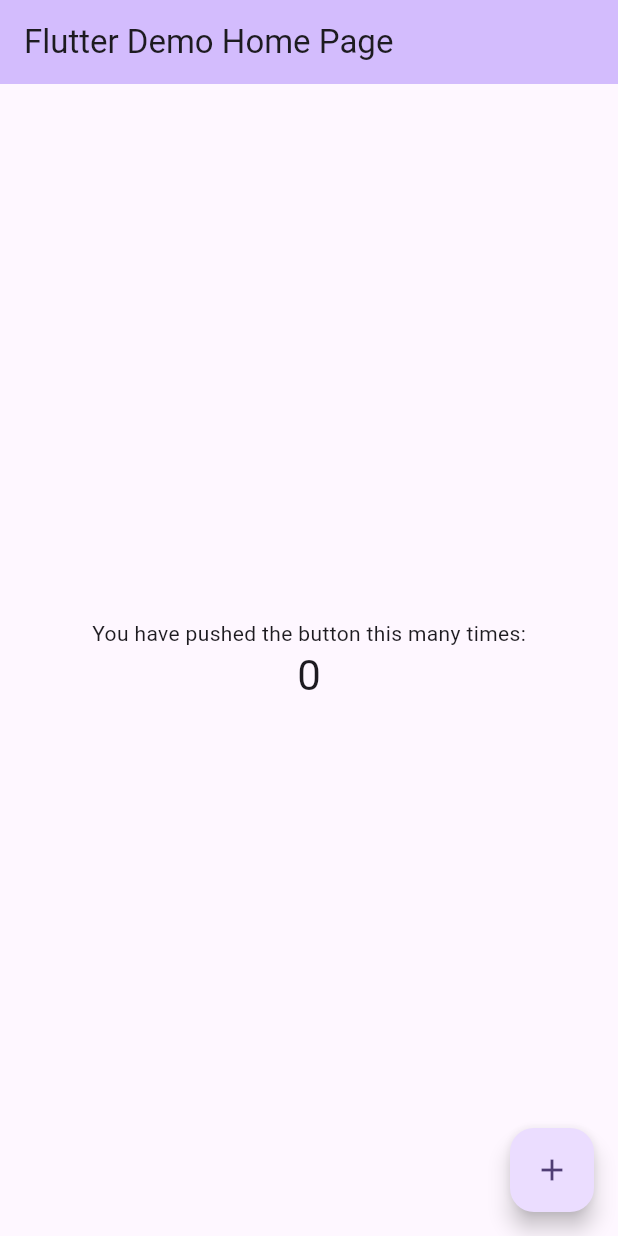
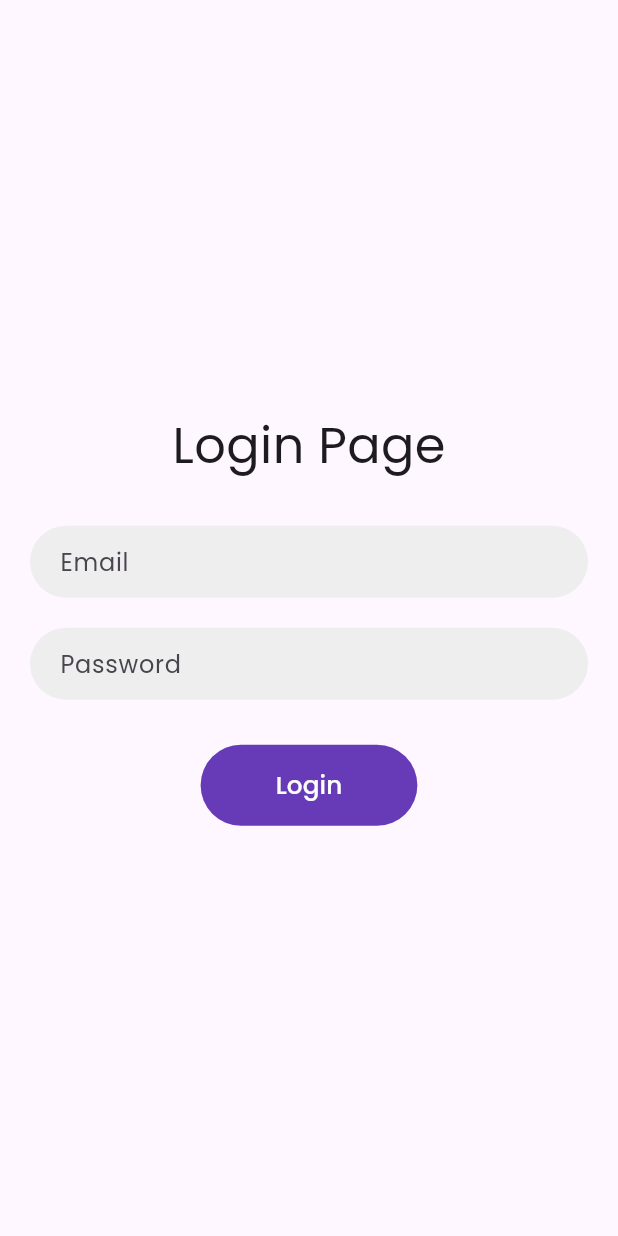
Before and after one commit to Harun1804/forum-api-flutter, a Flutter app: the screen it shows after launch, on a phone screen of 412 x 824 dp. Run offline on Flutter 3.47's test engine with Material 3 defaults, Android fonts, the phone set to English and light mode, and no system bars; our stand-ins replace google_fonts.

Commit message:
Add login page

```diff
--- a/lib/main.dart
+++ b/lib/main.dart
@@ -1,4 +1,5 @@
 import 'package:flutter/material.dart';
+import 'package:forum_app/views/login_page.dart';
 
 void main() {
   runApp(const MyApp());
@@ -11,7 +12,8 @@
   @override
   Widget build(BuildContext context) {
     return MaterialApp(
-      title: 'Flutter Demo',
+      debugShowCheckedModeBanner: false,
+      title: 'Forum App',
       theme: ThemeData(
         // This is the theme of your application.
         //
@@ -31,95 +33,7 @@
         colorScheme: ColorScheme.fromSeed(seedColor: Colors.deepPurple),
         useMaterial3: true,
       ),
-      home: const MyHomePage(title: 'Flutter Demo Home Page'),
+      home: const LoginPage(),
     );
   }
 }
-
-class MyHomePage extends StatefulWidget {
-  const MyHomePage({super.key, required this.title});
-
-  // This widget is the home page of your application. It is stateful, meaning
-  // that it has a State object (defined below) that contains fields that affect
-  // how it looks.
-
-  // This class is the configuration for the state. It holds the values (in this
-  // case the title) provided by the parent (in this case the App widget) and
-  // used by the build method of the State. Fields in a Widget subclass are
-  // always marked "final".
-
-  final String title;
-
-  @override
-  State<MyHomePage> createState() => _MyHomePageState();
-}
-
-class _MyHomePageState extends State<MyHomePage> {
-  int _counter = 0;
-
-  void _incrementCounter() {
-    setState(() {
-      // This call to setState tells the Flutter framework that something has
-      // changed in this State, which causes it to rerun the build method below
-      // so that the display can reflect the updated values. If we changed
-      // _counter without calling setState(), then the build method would not be
-      // called again, and so nothing would appear to happen.
-      _counter++;
-    });
-  }
-
-  @override
-  Widget build(BuildContext context) {
-    // This method is rerun every time setState is called, for instance as done
-    // by the _incrementCounter method above.
-    //
-    // The Flutter framework has been optimized to make rerunning build methods
-    // fast, so that you can just rebuild anything that needs updating rather
-    // than having to individually change instances of widgets.
-    return Scaffold(
-      appBar: AppBar(
-        // TRY THIS: Try changing the color here to a specific color (to
-        // Colors.amber, perhaps?) and trigger a hot reload to see the AppBar
-        // change color while the other colors stay the same.
-        backgroundColor: Theme.of(context).colorScheme.inversePrimary,
-        // Here we take the value from the MyHomePage object that was created by
-        // the App.build method, and use it to set our appbar title.
-        title: Text(widget.title),
-      ),
-      body: Center(
-        // Center is a layout widget. It takes a single child and positions it
-        // in the middle of the parent.
-        child: Column(
-          // Column is also a layout widget. It takes a list of children and
-          // arranges them vertically. By default, it sizes itself to fit its
-          // children horizontally, and tries to be as tall as its parent.
-          //
-          // Column has various properties to control how it sizes itself and
-          // how it positions its children. Here we use mainAxisAlignment to
-          // center the children vertically; the main axis here is the vertical
-          // axis because Columns are vertical (the cross axis would be
-          // horizontal).
-          //
-          // TRY THIS: Invoke "debug painting" (choose the "Toggle Debug Paint"
-          // action in the IDE, or press "p" in the console), to see the
-          // wireframe for each widget.
-          mainAxisAlignment: MainAxisAlignment.center,
-          children: <Widget>[
-            const Text(
-              'You have pushed the button this many times:',
-            ),
-            Text(
-              '$_counter',
-              style: Theme.of(context).textTheme.headlineMedium,
-            ),
-          ],
-        ),
-      ),
-      floatingActionButton: FloatingActionButton(
-        onPressed: _incrementCounter,
-        tooltip: 'Increment',
-        child: const Icon(Icons.add),
-      ), // This trailing comma makes auto-formatting nicer for build methods.
-    );
-  }
-}
--- /dev/null
+++ b/lib/views/login_page.dart
@@ -0,0 +1,72 @@
+import 'package:flutter/material.dart';
+import 'package:forum_app/views/widget/input_widget.dart';
+import 'package:google_fonts/google_fonts.dart';
+
+class LoginPage extends StatefulWidget {
+  const LoginPage({super.key});
+
+  @override
+  State<LoginPage> createState() => _LoginPageState();
+}
+
+class _LoginPageState extends State<LoginPage> {
+  final TextEditingController _emailController = TextEditingController();
+  final TextEditingController _passwordController = TextEditingController();
+  @override
+  Widget build(BuildContext context) {
+    var size = MediaQuery.of(context).size.width;
+    return Scaffold(
+      body: Center(
+        child: Padding(
+          padding: const EdgeInsets.symmetric(
+            horizontal: 20.0
+          ),
+          child: Column(
+            mainAxisAlignment: MainAxisAlignment.center,
+            children: [
+              Text("Login Page", style: GoogleFonts.poppins(fontSize: size * 0.080)),
+              const SizedBox(
+                height: 30,
+              ),
+              InputWidget(
+                hintText: 'Email',
+                obscureText: false,
+                controller: _emailController,
+              ),
+              const SizedBox(
+                height: 20,
+              ),
+              InputWidget(
+                hintText: 'Password',
+                obscureText: true,
+                controller: _passwordController,
+              ),
+              const SizedBox(
+                height: 30,
+              ),
+              ElevatedButton(
+                style: ElevatedButton.styleFrom(
+                  backgroundColor: Colors.deepPurple,
+                  elevation: 0,
+                  padding: const EdgeInsets.symmetric(
+                    horizontal: 50,
+                    vertical: 15
+                  )
+                ),
+                onPressed: () {},
+                child: Text('Login',
+                  style: GoogleFonts.poppins(
+                    fontSize: size * 0.040,
+                    textStyle: const TextStyle(
+                      color: Colors.white
+                    )
+                  ),
+                )
+              )
+            ],
+          ),
+        ),
+      ),
+    );
+  }
+}
--- /dev/null
+++ b/lib/views/widget/input_widget.dart
@@ -0,0 +1,38 @@
+import 'package:flutter/material.dart';
+import 'package:google_fonts/google_fonts.dart';
+
+class InputWidget extends StatelessWidget {
+  const InputWidget({
+    super.key,
+    required this.hintText,
+    required this.controller,
+    required this.obscureText
+  });
+
+  final String hintText;
+  final TextEditingController controller;
+  final bool obscureText;
+
+  @override
+  Widget build(BuildContext context) {
+    return Container(
+      width: double.infinity,
+      decoration: BoxDecoration(
+          color: Colors.grey[200],
+          borderRadius: BorderRadius.circular(30)
+      ),
+      child: TextField(
+        obscureText: obscureText,
+        controller: controller,
+        decoration: InputDecoration(
+            border: InputBorder.none,
+            hintText: hintText,
+            hintStyle: GoogleFonts.poppins(),
+            contentPadding: const EdgeInsets.symmetric(
+                horizontal: 20
+            )
+        ),
+      ),
+    );
+  }
+}
--- a/pubspec.yaml
+++ b/pubspec.yaml
@@ -35,6 +35,7 @@
   # The following adds the Cupertino Icons font to your application.
   # Use with the CupertinoIcons class for iOS style icons.
   cupertino_icons: ^1.0.6
+  google_fonts: ^6.2.1
 
 dev_dependencies:
   flutter_test:
```
Also changed, not shown: pubspec.lock.
